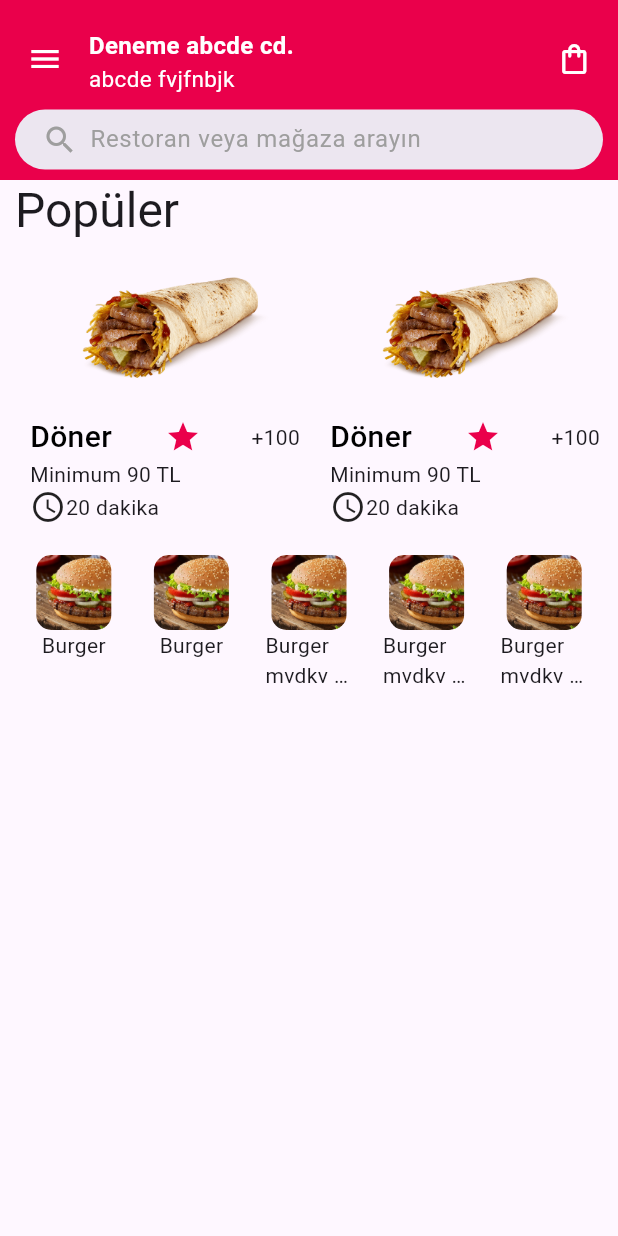
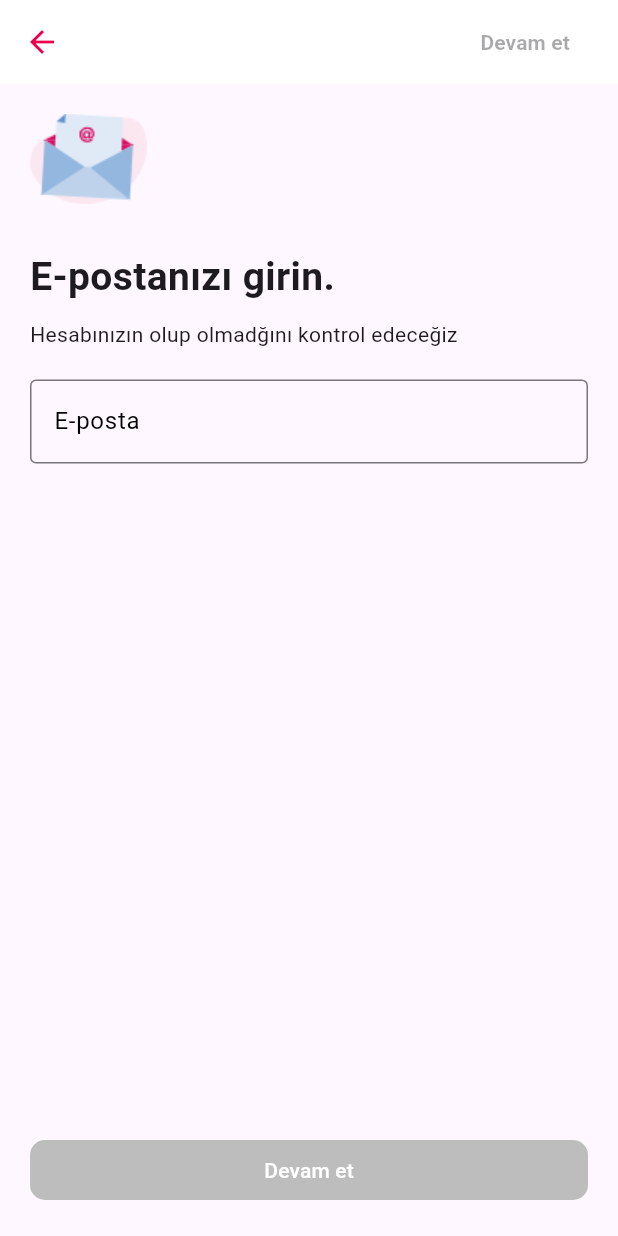
Before and after one commit to PolatAvci/yemeksepeti, a Flutter app: the screen it shows after launch, on a phone screen of 412 x 824 dp. Run offline on Flutter 3.47's test engine with Material 3 defaults, Android fonts, the phone set to English and light mode, and no system bars.

Commit message:
login with email screen

```diff
--- /dev/null
+++ b/lib/components/custom_text_field.dart
@@ -0,0 +1,52 @@
+import "package:flutter/material.dart";
+import "package:yemeksepeti/main.dart";
+
+class CustomTextField extends StatefulWidget {
+  const CustomTextField(
+      {super.key,
+      required this.label,
+      this.password = false,
+      required this.onChanged});
+  final String label;
+  final bool password;
+  final Function(String) onChanged;
+
+  @override
+  State<CustomTextField> createState() => _CustomTextFieldState();
+}
+
+class _CustomTextFieldState extends State<CustomTextField> {
+  bool _obsecure = true;
+  @override
+  Widget build(BuildContext context) {
+    return SizedBox(
+      height: 60,
+      child: TextField(
+        decoration: InputDecoration(
+            focusedBorder: const OutlineInputBorder(
+                borderSide: BorderSide(color: Colors.black)),
+            suffixIcon: widget.password
+                ? IconButton(
+                    icon: Icon(
+                      _obsecure ? Icons.visibility : Icons.visibility_off,
+                      color: AppTheme.primaryColor,
+                    ),
+                    onPressed: () {
+                      setState(() {
+                        _obsecure = !_obsecure;
+                      });
+                    },
+                  )
+                : null,
+            border: const OutlineInputBorder(
+              borderSide: BorderSide(width: 1),
+            ),
+            labelText: widget.label,
+            labelStyle: const TextStyle(color: Colors.black)),
+        cursorColor: AppTheme.primaryColor,
+        obscureText: widget.password ? _obsecure : false,
+        onChanged: widget.onChanged,
+      ),
+    );
+  }
+}
--- a/lib/main.dart
+++ b/lib/main.dart
@@ -1,6 +1,6 @@
 import 'package:flutter/material.dart';
 import 'package:flutter/services.dart';
-import 'package:yemeksepeti/screens/home_screen.dart';
+import 'package:yemeksepeti/screens/login_with_email_screen.dart';
 
 void main() {
   runApp(const MyApp());
@@ -14,7 +14,7 @@ class MyApp extends StatelessWidget {
   Widget build(BuildContext context) {
     return MaterialApp(
       title: AppTexts.title,
-      home: const HomeScreen(),
+      home: const LoginWithEmailScreen(),
       theme: ThemeData(
         primaryColor: AppTheme.primaryColor,
         appBarTheme: AppBarTheme(
@@ -35,6 +35,9 @@ class AppTheme {
   static Color searchBarHintColor = Colors.grey;
   static Color textColor = Colors.black;
   static Color textGrey = Colors.grey;
+  static Color loginAppBarColor = Colors.white;
+  static Color customContainerColor = const Color.fromARGB(255, 243, 243, 243);
+  static Color customContainerColor2 = Colors.white;
   static double mainPadding = 10;
   static double fontsize15 = 15;
   static double fontsize16 = 16;
--- /dev/null
+++ b/lib/screens/login_with_email_screen.dart
@@ -0,0 +1,124 @@
+import "package:flutter/material.dart";
+import "package:yemeksepeti/components/custom_text_field.dart";
+import "package:yemeksepeti/main.dart";
+import "package:yemeksepeti/screens/login_with_password_screen.dart";
+
+class LoginWithEmailScreen extends StatefulWidget {
+  const LoginWithEmailScreen({super.key});
+
+  @override
+  State<LoginWithEmailScreen> createState() => _LoginWithEmailScreenState();
+}
+
+class _LoginWithEmailScreenState extends State<LoginWithEmailScreen> {
+  String _inputText = "";
+
+  @override
+  Widget build(BuildContext context) {
+    return Scaffold(
+      appBar: AppBar(
+        backgroundColor: AppTheme.loginAppBarColor,
+        leading: IconButton(
+          icon: Icon(
+            Icons.arrow_back,
+            color: AppTheme.primaryColor,
+          ),
+          onPressed: () {},
+        ),
+        actions: [
+          Padding(
+              padding: EdgeInsets.only(right: LoginAppBarTheme.actionsPadding),
+              child: TextButton(
+                onPressed: _inputText.isEmpty
+                    ? null
+                    : () {
+                        Navigator.push(
+                            context,
+                            MaterialPageRoute(
+                                builder: (context) => LoginWithPasswordScreen(
+                                      email: _inputText,
+                                    )));
+                      },
+                child: Text(
+                  LoginAppBarTheme.continueText,
+                  style: TextStyle(
+                      color: _inputText.isEmpty ? null : AppTheme.primaryColor,
+                      fontWeight: AppTheme.fontWeightw600),
+                ),
+              )),
+        ],
+      ),
+      body: Padding(
+        padding: EdgeInsets.all(LoginAppBarTheme.mainPadding),
+        child: Column(
+          crossAxisAlignment: CrossAxisAlignment.start,
+          children: [
+            Image.asset(LoginAppBarTheme.emailImage),
+            const SizedBox(
+              height: 30,
+            ),
+            Text(
+              LoginAppBarTheme.title,
+              style: TextStyle(
+                  fontSize: LoginAppBarTheme.titleFontsize,
+                  fontWeight: AppTheme.fontWeightw600),
+            ),
+            const SizedBox(
+              height: 10,
+            ),
+            Text(LoginAppBarTheme.subTitle),
+            const SizedBox(
+              height: 20,
+            ),
+            CustomTextField(
+              label: "E-posta",
+              onChanged: (text) {
+                setState(() {
+                  _inputText = text;
+                });
+              },
+            ),
+            const Spacer(),
+            Row(children: [
+              Expanded(
+                  child: FilledButton(
+                      style: ButtonStyle(
+                          backgroundColor: MaterialStateProperty.all(
+                              _inputText.isEmpty
+                                  ? Colors.grey[400]
+                                  : AppTheme.primaryColor),
+                          shape: MaterialStateProperty.all(
+                              RoundedRectangleBorder(
+                                  borderRadius: BorderRadius.circular(10)))),
+                      onPressed: _inputText.isEmpty
+                          ? null
+                          : () {
+                              Navigator.push(
+                                  context,
+                                  MaterialPageRoute(
+                                      builder: (context) =>
+                                          LoginWithPasswordScreen(
+                                            email: _inputText,
+                                          )));
+                            },
+                      child: const Text(
+                        "Devam et",
+                        style: TextStyle(color: Colors.white),
+                      )))
+            ]),
+          ],
+        ),
+      ),
+    );
+  }
+}
+
+class LoginAppBarTheme {
+  static String continueText = "Devam et";
+  static double actionsPadding = 20;
+  static double mainPadding = 20;
+  static String emailImage = "images/email.png";
+  static String title = "E-postanızı girin.";
+  static String subTitle = "Hesabınızın olup olmadğını kontrol edeceğiz";
+  static double titleFontsize = 26;
+}
```
Also changed, not shown: lib/screens/home_screen.dart (+43 -1 lines), lib/screens/login_with_password_screen.dart (added, +97 -0 lines), images/doner.png (renamed from images/durum-et-doner_b.png), images/email.png (added).
